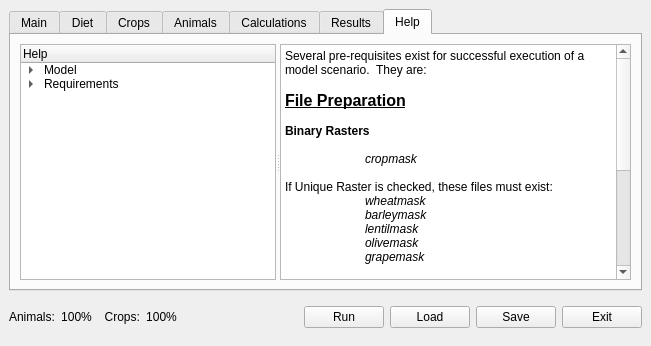
This is src/ui/lamainformbase.ui in arkygeek/landuseanalyst as Qt 5 draws it before an edit. The edited form follows.
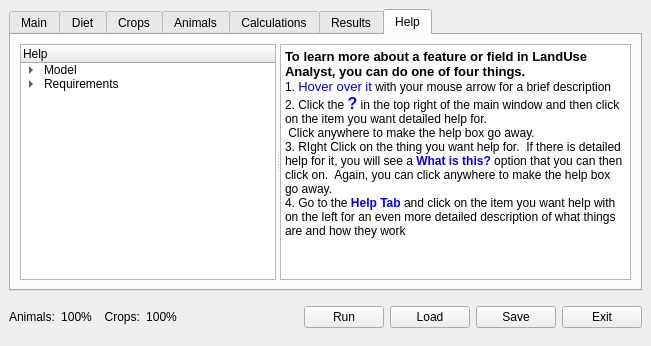
This is the edited form. The open tabs and pages were chosen to show the change. Icons and pictures are not drawn.

Commit message: updated all forms to correctly display tools tips and what is this stuff. Also added three combo boxes to fodder section of animal parameters that needs to be implemented in lamainform.cpp so that they are populated with crops selected to be used in the model.

Patch:
```diff
--- a/src/ui/lamainformbase.ui
+++ b/src/ui/lamainformbase.ui
@@ -1901,34 +1901,12 @@
            <string>&lt;html>&lt;head>&lt;meta name="qrichtext" content="1" />&lt;style type="text/css">
 p, li { white-space: pre-wrap; }
 &lt;/style>&lt;/head>&lt;body style=" font-family:'Sans Serif'; font-size:9pt; font-weight:400; font-style:normal; text-decoration:none;">
-&lt;p style=" margin-top:0px; margin-bottom:0px; margin-left:0px; margin-right:0px; -qt-block-indent:0; text-indent:0px;">Several pre-requisites exist for successful execution of a model scenario.  They are:&lt;/p>
-&lt;p style="-qt-paragraph-type:empty; margin-top:0px; margin-bottom:0px; margin-left:0px; margin-right:0px; -qt-block-indent:0; text-indent:0px;">&lt;/p>
-&lt;p style=" margin-top:0px; margin-bottom:0px; margin-left:0px; margin-right:0px; -qt-block-indent:0; text-indent:0px;">&lt;span style=" font-size:12pt; font-weight:600; text-decoration: underline;">File Preparation&lt;/span>&lt;/p>
-&lt;p style="-qt-paragraph-type:empty; margin-top:0px; margin-bottom:0px; margin-left:0px; margin-right:0px; -qt-block-indent:0; text-indent:0px; font-weight:600; text-decoration: underline;">&lt;/p>
-&lt;p style=" margin-top:0px; margin-bottom:0px; margin-left:0px; margin-right:0px; -qt-block-indent:0; text-indent:0px; font-weight:600;">Binary Rasters&lt;/p>
-&lt;p style="-qt-paragraph-type:empty; margin-top:0px; margin-bottom:0px; margin-left:0px; margin-right:0px; -qt-block-indent:0; text-indent:0px; font-weight:600; text-decoration: underline;">&lt;/p>
-&lt;p style=" margin-top:0px; margin-bottom:0px; margin-left:0px; margin-right:0px; -qt-block-indent:0; text-indent:0px; font-weight:600; text-decoration: underline;">&lt;span style=" font-weight:400; text-decoration:none;">	&lt;/span>&lt;span style=" font-weight:400; font-style:italic; text-decoration:none;">cropmask&lt;/span>&lt;/p>
-&lt;p style="-qt-paragraph-type:empty; margin-top:0px; margin-bottom:0px; margin-left:0px; margin-right:0px; -qt-block-indent:0; text-indent:0px;">&lt;/p>
-&lt;p style=" margin-top:0px; margin-bottom:0px; margin-left:0px; margin-right:0px; -qt-block-indent:0; text-indent:0px; font-style:italic;">&lt;span style=" font-style:normal;">If Unique Raster is checked, these files must exist:&lt;/span>&lt;/p>
-&lt;p style=" margin-top:0px; margin-bottom:0px; margin-left:0px; margin-right:0px; -qt-block-indent:0; text-indent:0px;">	&lt;span style=" font-style:italic;">wheatmask&lt;/span>&lt;/p>
-&lt;p style=" margin-top:0px; margin-bottom:0px; margin-left:0px; margin-right:0px; -qt-block-indent:0; text-indent:0px; font-style:italic;">	barleymask&lt;/p>
-&lt;p style=" margin-top:0px; margin-bottom:0px; margin-left:0px; margin-right:0px; -qt-block-indent:0; text-indent:0px; font-style:italic;">	lentilmask&lt;/p>
-&lt;p style=" margin-top:0px; margin-bottom:0px; margin-left:0px; margin-right:0px; -qt-block-indent:0; text-indent:0px; font-style:italic;">	olivemask&lt;/p>
-&lt;p style=" margin-top:0px; margin-bottom:0px; margin-left:0px; margin-right:0px; -qt-block-indent:0; text-indent:0px; font-style:italic;">	grapemask&lt;/p>
-&lt;p style="-qt-paragraph-type:empty; margin-top:0px; margin-bottom:0px; margin-left:0px; margin-right:0px; -qt-block-indent:0; text-indent:0px; font-style:italic;">&lt;/p>
-&lt;p style=" margin-top:0px; margin-bottom:0px; margin-left:0px; margin-right:0px; -qt-block-indent:0; text-indent:0px; font-style:italic;">&lt;span style=" font-style:normal;">If use raster is selected for the animal, these must exist:&lt;/span>&lt;/p>
-&lt;p style=" margin-top:0px; margin-bottom:0px; margin-left:0px; margin-right:0px; -qt-block-indent:0; text-indent:0px;">	&lt;span style=" font-style:italic;">sheepmask&lt;/span>&lt;/p>
-&lt;p style=" margin-top:0px; margin-bottom:0px; margin-left:0px; margin-right:0px; -qt-block-indent:0; text-indent:0px; font-style:italic;">	goatmask&lt;/p>
-&lt;p style=" margin-top:0px; margin-bottom:0px; margin-left:0px; margin-right:0px; -qt-block-indent:0; text-indent:0px; font-style:italic;">	pigmask&lt;/p>
-&lt;p style=" margin-top:0px; margin-bottom:0px; margin-left:0px; margin-right:0px; -qt-block-indent:0; text-indent:0px; font-style:italic;">	cowmask&lt;/p>
-&lt;p style="-qt-paragraph-type:empty; margin-top:0px; margin-bottom:0px; margin-left:0px; margin-right:0px; -qt-block-indent:0; text-indent:0px;">&lt;/p>
-&lt;p style=" margin-top:0px; margin-bottom:0px; margin-left:0px; margin-right:0px; -qt-block-indent:0; text-indent:0px;">&lt;span style=" font-weight:600; text-decoration: underline;">Digital Elevation Model (DEM)&lt;/span>&lt;/p>
-&lt;p style="-qt-paragraph-type:empty; margin-top:0px; margin-bottom:0px; margin-left:0px; margin-right:0px; -qt-block-indent:0; text-indent:0px;">&lt;/p>
-&lt;p style=" margin-top:0px; margin-bottom:0px; margin-left:0px; margin-right:0px; -qt-block-indent:0; text-indent:0px;">	&lt;span style=" font-style:italic;">modeldem&lt;/span>&lt;/p>
-&lt;p style="-qt-paragraph-type:empty; margin-top:0px; margin-bottom:0px; margin-left:0px; margin-right:0px; -qt-block-indent:0; text-indent:0px; font-style:italic;">&lt;/p>
-&lt;p style=" margin-top:0px; margin-bottom:0px; margin-left:0px; margin-right:0px; -qt-block-indent:0; text-indent:0px; font-style:italic;">&lt;span style=" font-weight:600; text-decoration: underline;">* NOTE *&lt;/span>&lt;/p>
-&lt;p style=" margin-top:0px; margin-bottom:0px; margin-left:0px; margin-right:0px; -qt-block-indent:0; text-indent:0px;">It is extremely important that the raster mask files are binary only! (just 1 or void as cell values)&lt;/p>
-&lt;p style="-qt-paragraph-type:empty; margin-top:0px; margin-bottom:0px; margin-left:0px; margin-right:0px; -qt-block-indent:0; text-indent:0px;">&lt;/p>&lt;/body>&lt;/html></string>
+&lt;p style=" margin-top:0px; margin-bottom:0px; margin-left:0px; margin-right:0px; -qt-block-indent:0; text-indent:0px;">&lt;span style=" font-size:10pt; font-weight:600;">To learn more about a feature or field in LandUse Analyst, you can do one of four things.&lt;/span>&lt;/p>
+&lt;p style=" margin-top:0px; margin-bottom:0px; margin-left:0px; margin-right:0px; -qt-block-indent:0; text-indent:0px;">1. &lt;span style=" font-size:10pt; color:#0000ff;">Hover over it&lt;/span> with your mouse arrow for a brief description&lt;/p>
+&lt;p style=" margin-top:0px; margin-bottom:0px; margin-left:0px; margin-right:0px; -qt-block-indent:0; text-indent:0px;">2. Click the &lt;span style=" font-size:12pt; font-weight:600; color:#0000ff;">?&lt;/span> in the top right of the main window and then click on the item you want detailed help for.&lt;/p>
+&lt;p style=" margin-top:0px; margin-bottom:0px; margin-left:0px; margin-right:0px; -qt-block-indent:0; text-indent:0px;"> Click anywhere to make the help box go away.&lt;/p>
+&lt;p style=" margin-top:0px; margin-bottom:0px; margin-left:0px; margin-right:0px; -qt-block-indent:0; text-indent:0px;">3. RIght Click on the thing you want help for.  If there is detailed help for it, you will see a &lt;span style=" font-weight:600; color:#0000ff;">What is this?&lt;/span> option that you can then click on.  Again, you can click anywhere to make the help box go away.&lt;/p>
+&lt;p style=" margin-top:0px; margin-bottom:0px; margin-left:0px; margin-right:0px; -qt-block-indent:0; text-indent:0px;">4. Go to the &lt;span style=" font-weight:600; color:#0000ff;">Help&lt;/span> &lt;span style=" font-weight:600; color:#0000ff;">Tab&lt;/span> and click on the item you want help with on the left for an even more detailed description of what things are and how they work&lt;/p>&lt;/body>&lt;/html></string>
           </property>
          </widget>
         </widget>
```
Left out of the diff: 390 changed lines with no effect on the pictures. The commit also changes 12 other files.
